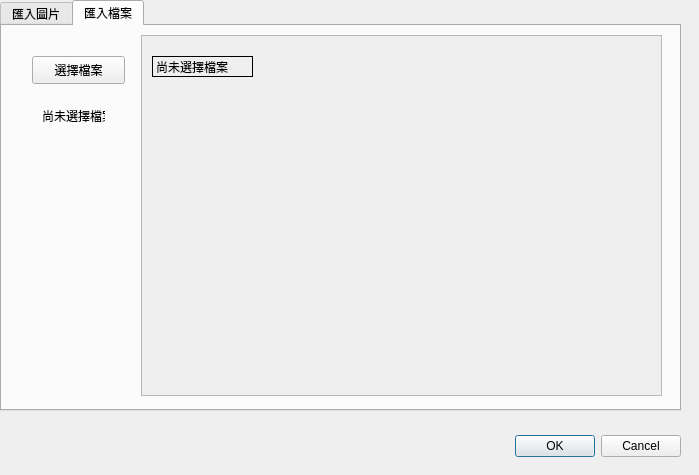
This is imageimportdialog.ui in markscat/SH1106_GUI_Design as Qt 5 draws it before an edit. The edited form follows.
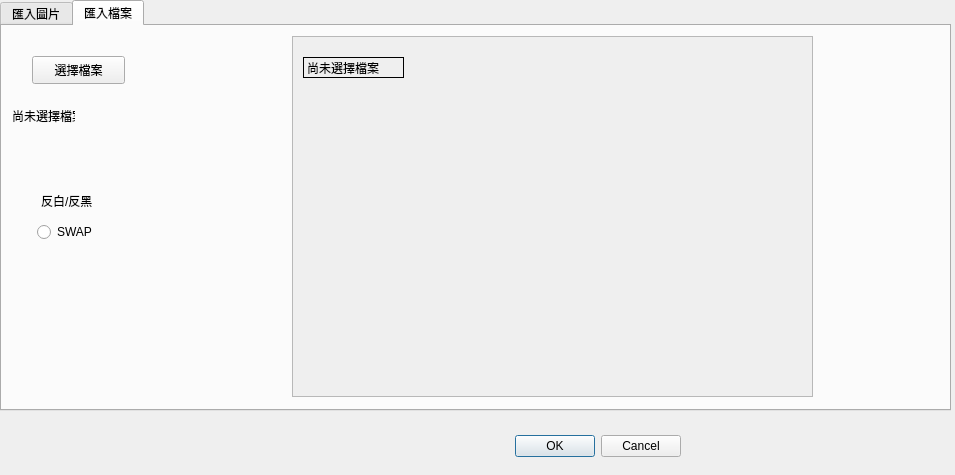
This is the edited form. The open tabs and pages were chosen to show the change.

The edit to the form file:
```diff
--- a/imageimportdialog.ui
+++ b/imageimportdialog.ui
@@ -6,7 +6,7 @@
    <rect>
     <x>0</x>
     <y>0</y>
-    <width>699</width>
+    <width>955</width>
     <height>475</height>
    </rect>
   </property>
@@ -34,7 +34,7 @@
     <rect>
      <x>0</x>
      <y>0</y>
-     <width>681</width>
+     <width>951</width>
      <height>411</height>
     </rect>
    </property>
@@ -537,7 +537,7 @@
     <widget class="QLabel" name="lbl_FilePath">
      <property name="geometry">
       <rect>
-       <x>40</x>
+       <x>10</x>
        <y>80</y>
        <width>63</width>
        <height>19</height>
@@ -550,8 +550,8 @@
     <widget class="QScrollArea" name="scrollArea_2">
      <property name="geometry">
       <rect>
-       <x>139</x>
-       <y>9</y>
+       <x>290</x>
+       <y>10</y>
        <width>521</width>
        <height>361</height>
       </rect>
@@ -586,6 +586,92 @@
       </widget>
      </widget>
     </widget>
+    <widget class="QWidget" name="layoutWidget_4">
+     <property name="geometry">
+      <rect>
+       <x>10</x>
+       <y>160</y>
+       <width>110</width>
+       <height>56</height>
+      </rect>
+     </property>
+     <layout class="QVBoxLayout" name="verticalLayout_6">
+      <item>
+       <layout class="QHBoxLayout" name="horizontalLayout_9">
+        <item>
+         <spacer name="horizontalSpacer_17">
+          <property name="orientation">
+           <enum>Qt::Orientation::Horizontal</enum>
+          </property>
+          <property name="sizeHint" stdset="0">
+           <size>
+            <width>40</width>
+            <height>20</height>
+           </size>
+          </property>
+         </spacer>
+        </item>
+        <item>
+         <widget class="QLabel" name="label_6">
+          <property name="text">
+           <string>反白/反黑</string>
+          </property>
+         </widget>
+        </item>
+        <item>
+         <spacer name="horizontalSpacer_18">
+          <property name="orientation">
+           <enum>Qt::Orientation::Horizontal</enum>
+          </property>
+          <property name="sizeHint" stdset="0">
+           <size>
+            <width>40</width>
+            <height>20</height>
+           </size>
+          </property>
+         </spacer>
+        </item>
+       </layout>
+      </item>
+      <item>
+       <layout class="QHBoxLayout" name="horizontalLayout_12">
+        <item>
+         <spacer name="horizontalSpacer_23">
+          <property name="orientation">
+           <enum>Qt::Orientation::Horizontal</enum>
+          </property>
+          <property name="sizeHint" stdset="0">
+           <size>
+            <width>40</width>
+            <height>20</height>
+           </size>
+          </property>
+         </spacer>
+        </item>
+        <item>
+         <widget class="QRadioButton" name="B_W_swap_2">
+          <property name="text">
+           <string>SWAP</string>
+          </property>
+         </widget>
+        </item>
+        <item>
+         <spacer name="horizontalSpacer_24">
+          <property name="orientation">
+           <enum>Qt::Orientation::Horizontal</enum>
+          </property>
+          <property name="sizeHint" stdset="0">
+           <size>
+            <width>40</width>
+            <height>20</height>
+           </size>
+          </property>
+         </spacer>
+        </item>
+       </layout>
+      </item>
+     </layout>
+    </widget>
    </widget>
   </widget>
  </widget>
```
Left out of the diff: 2 changed lines with no effect on the pictures.
